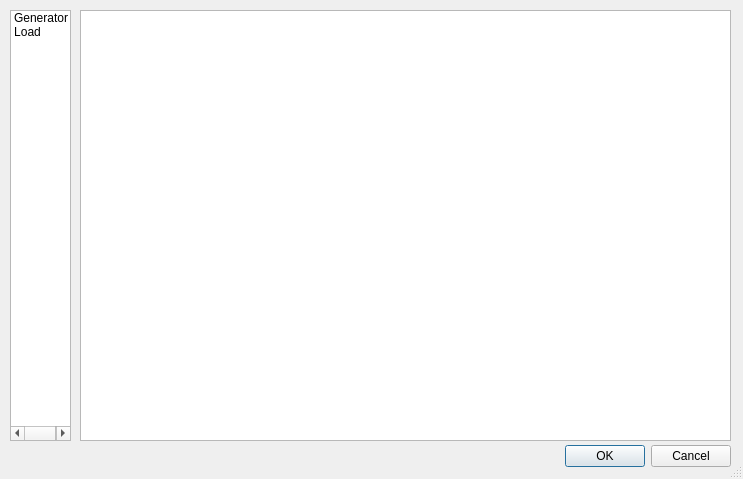
First picture: the form in resources/ui/pandapower_main.ui, repository Tooblippe/pandapower_gui, before the edit.
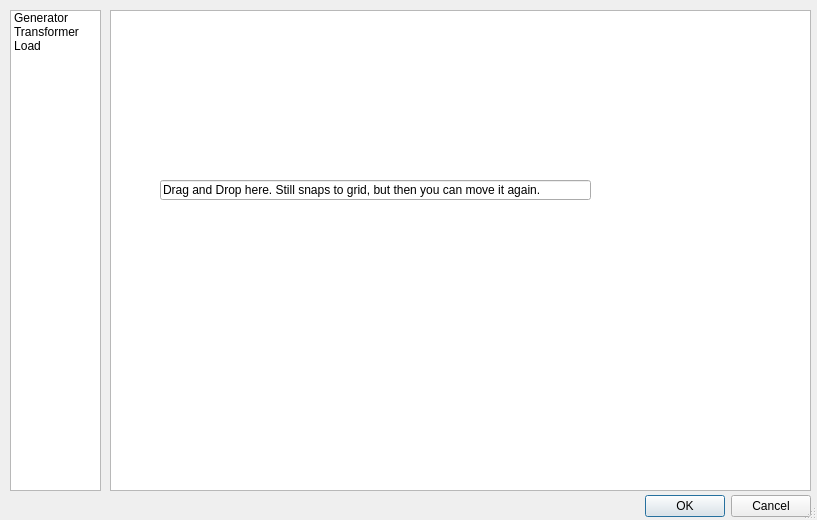
Second picture: the form after the edit. Icons and pictures are not drawn.

The edit to the form file:
```diff
--- a/resources/ui/pandapower_main.ui
+++ b/resources/ui/pandapower_main.ui
@@ -6,8 +6,8 @@
    <rect>
     <x>0</x>
     <y>0</y>
-    <width>743</width>
-    <height>479</height>
+    <width>817</width>
+    <height>520</height>
    </rect>
   </property>
   <property name="windowTitle">
@@ -19,9 +19,9 @@
   <widget class="QDialogButtonBox" name="buttonBox">
    <property name="geometry">
     <rect>
-     <x>390</x>
-     <y>440</y>
-     <width>341</width>
+     <x>630</x>
+     <y>490</y>
+     <width>181</width>
      <height>32</height>
     </rect>
    </property>
@@ -40,13 +40,22 @@
     <rect>
      <x>10</x>
      <y>10</y>
-     <width>61</width>
-     <height>431</height>
+     <width>91</width>
+     <height>481</height>
     </rect>
    </property>
+   <property name="minimumSize">
+    <size>
+     <width>91</width>
+     <height>0</height>
+    </size>
+   </property>
    <property name="acceptDrops">
     <bool>true</bool>
    </property>
+   <property name="frameShadow">
+    <enum>QFrame::Plain</enum>
+   </property>
    <property name="dragEnabled">
     <bool>true</bool>
    </property>
@@ -63,6 +72,9 @@
     <property name="text">
      <string>Generator</string>
     </property>
+    <property name="textAlignment">
+     <set>AlignCenter</set>
+    </property>
     <property name="icon">
      <iconset>
       <normaloff>../icons_components/generator.PNG</normaloff>../icons_components/generator.PNG</iconset>
@@ -71,10 +83,25 @@
      <set>ItemIsSelectable|ItemIsEditable|ItemIsDragEnabled|ItemIsDropEnabled|ItemIsUserCheckable|ItemIsEnabled|ItemIsTristate</set>
     </property>
    </item>
+   <item>
+    <property name="text">
+     <string>Transformer</string>
+    </property>
+    <property name="textAlignment">
+     <set>AlignCenter</set>
+    </property>
+    <property name="icon">
+     <iconset>
+      <normaloff>../icons_components/trafo.png</normaloff>../icons_components/trafo.png</iconset>
+    </property>
+   </item>
    <item>
     <property name="text">
      <string>Load</string>
     </property>
+    <property name="textAlignment">
+     <set>AlignCenter</set>
+    </property>
     <property name="icon">
      <iconset>
       <normaloff>../icons_components/load.PNG</normaloff>../icons_components/load.PNG</iconset>
@@ -84,10 +111,10 @@
   <widget class="QListWidget" name="network_scene">
    <property name="geometry">
     <rect>
-     <x>80</x>
+     <x>110</x>
      <y>10</y>
-     <width>651</width>
-     <height>431</height>
+     <width>701</width>
+     <height>481</height>
     </rect>
    </property>
    <property name="acceptDrops">
@@ -103,6 +130,19 @@
     <enum>QListView::IconMode</enum>
    </property>
   </widget>
+  <widget class="QLineEdit" name="lineEdit">
+   <property name="geometry">
+    <rect>
+     <x>160</x>
+     <y>180</y>
+     <width>431</width>
+     <height>20</height>
+    </rect>
+   </property>
+   <property name="text">
+    <string>Drag and Drop here. Still snaps to grid, but then you can move it again.</string>
+   </property>
+  </widget>
  </widget>
  <resources/>
  <connections>
```
Left out of the diff: 16 changed lines with no effect on the pictures.
